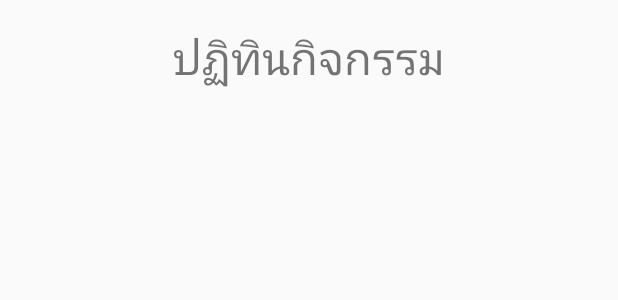
After one commit to activitysskru/SSKRUActivity, an Android app: the layout calendar.xml on its own in the app's theme, with its tools: preview values and no code run, on a phone screen of 412 x 824 dp. The commit adds this screen. Shown: the top 300 px of the screen. Run offline under Robolectric (Android 15) with nearby library versions, the phone set to English and light mode, and no system bars.

Commit message:
update นิดหน่อย Add News.java|Calendar.java & Xml

```diff
--- /dev/null
+++ b/app/src/main/res/layout/calendar.xml
@@ -0,0 +1,16 @@
+<?xml version="1.0" encoding="utf-8"?>
+<LinearLayout xmlns:android="http://schemas.android.com/apk/res/android"
+    android:orientation="vertical"
+    android:layout_width="match_parent"
+    android:layout_height="match_parent"
+    android:padding="16dp">
+
+    <TextView
+        android:id="@+id/textView6"
+        android:layout_width="match_parent"
+        android:layout_height="wrap_content"
+        android:gravity="center"
+        android:text="@string/calendar"
+        android:textSize="30sp" />
+
+</LinearLayout>
--- a/app/src/main/res/layout/login.xml
+++ b/app/src/main/res/layout/login.xml
@@ -77,7 +77,7 @@
                 android:layout_width="match_parent"
                 android:layout_height="wrap_content"
                 android:paddingTop="15dp"
-                android:text="NO LOGIN"
+                android:text="NO LOGIN Test"
                 android:textStyle="bold"
                 android:gravity="center"/>
 
```
Also changed, not shown: app/src/main/AndroidManifest.xml (+16 -2 lines), app/src/main/java/com/example/pongs_000/sskruactivity/Calendar.java (added, +17 -0 lines), app/src/main/java/com/example/pongs_000/sskruactivity/Main.java (+32 -0 lines), app/src/main/java/com/example/pongs_000/sskruactivity/News.java (added, +17 -0 lines), app/src/main/res/layout/main.xml (+4 -4 lines), app/src/main/res/layout/news.xml (added, +15 -0 lines), app/src/main/res/values/strings.xml (+7 -1 lines).
